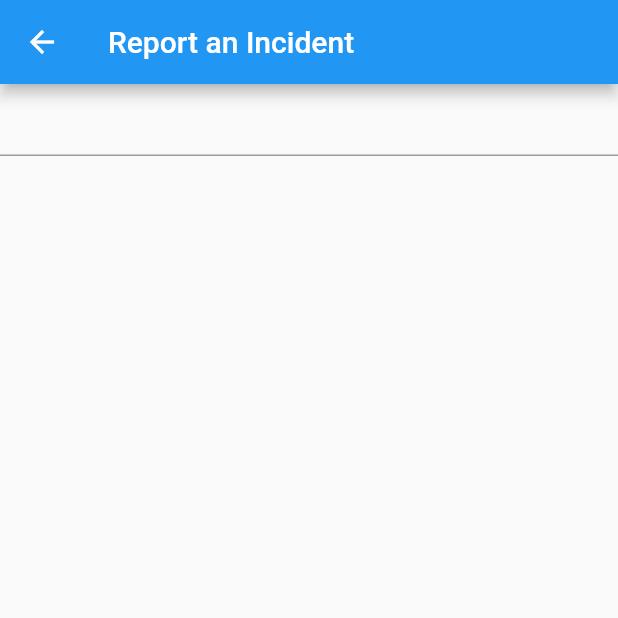
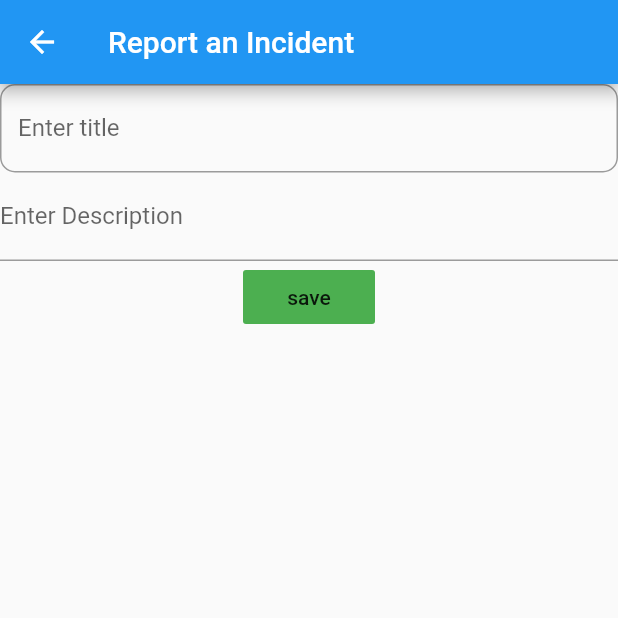
Before and after one commit to dhruvinprajapati/city_care-flutter, a Flutter app: the IncidentReportPage screen opened directly, on a phone screen of 412 x 824 dp, the top half of it. Run offline on Flutter 3.47's test engine with Material 2 defaults, Android fonts, the phone set to English and light mode, and no system bars; our stand-ins replace dio.

Commit message:
set Dio and it's not working

```diff
--- /dev/null
+++ b/lib/models/incident.dart
@@ -0,0 +1,10 @@
+class Incident {
+  final String title;
+  final String description;
+
+  Incident({this.description, this.title});
+
+  factory Incident.fromJson(Map<String, dynamic> json) {
+    return Incident(description: json['description'], title: json["title"]);
+  }
+}
--- a/lib/pages/incident_report_page.dart
+++ b/lib/pages/incident_report_page.dart
@@ -5,13 +5,28 @@ class IncidentReportPage extends StatelessWidget {
   Widget build(BuildContext context) {
     return Scaffold(
       appBar: AppBar(
-        title:Text("Report an Incident"),
+        title: Text("Report an Incident"),
       ),
       body: SingleChildScrollView(
-        child: Column(children: <Widget>[
-          TextField(),
-        ])
-      ),
+          child: Column(children: <Widget>[
+        TextField(
+          decoration: InputDecoration(
+              labelText: "Enter title",
+              border:
+                  OutlineInputBorder(borderRadius: BorderRadius.circular(10))),
+        ),
+        TextField(
+          textInputAction: TextInputAction.done,
+          maxLines: null,
+          keyboardType: TextInputType.multiline,
+          decoration: InputDecoration(labelText: "Enter Description"),
+        ),
+        FlatButton(
+          onPressed: (){},
+          child: Text("save"),
+          color: Colors.green,
+        )
+      ])),
     );
   }
 }
--- /dev/null
+++ b/lib/view_models/incident_list_view_model.dart
@@ -0,0 +1,3 @@
+class IncidentListViewModel{
+
+}
--- /dev/null
+++ b/lib/view_models/incident_view_model.dart
@@ -0,0 +1,14 @@
+import 'package:care_city/models/incident.dart';
+
+class IncidentViewModel{
+  final Incident incident;
+
+  IncidentViewModel({this.incident});
+
+  String get title{
+    return this.incident.title;
+  }
+  String get description{
+    return this.incident.description;
+  }
+}
--- /dev/null
+++ b/lib/view_models/report_incident_view_model.dart
@@ -0,0 +1,10 @@
+class ReportIncidentViewModel{
+
+  String title;
+  String description;
+
+  Future<void> saveIncident() async{
+
+  }
+
+}
--- a/pubspec.yaml
+++ b/pubspec.yaml
@@ -23,6 +23,8 @@ dependencies:
   # The following adds the Cupertino Icons font to your application.
   # Use with the CupertinoIcons class for iOS style icons.
   cupertino_icons: ^0.1.2
+  dio:
+  http:
 
 dev_dependencies:
   flutter_test:
```
Also changed, not shown: lib/pages/incident_list_page.dart (+5 -3 lines), lib/services/webservice.dart (added, +27 -0 lines), pubspec.lock.
